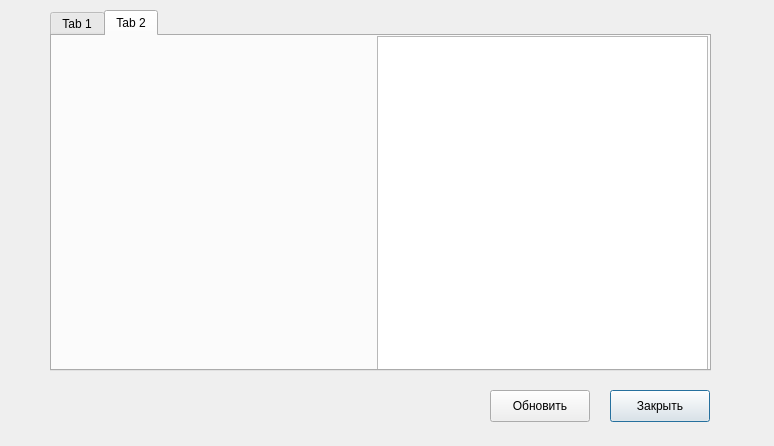
Old version of the form app/TourismApp/adminwindow.ui in the repository NousNous111/tourism_app.
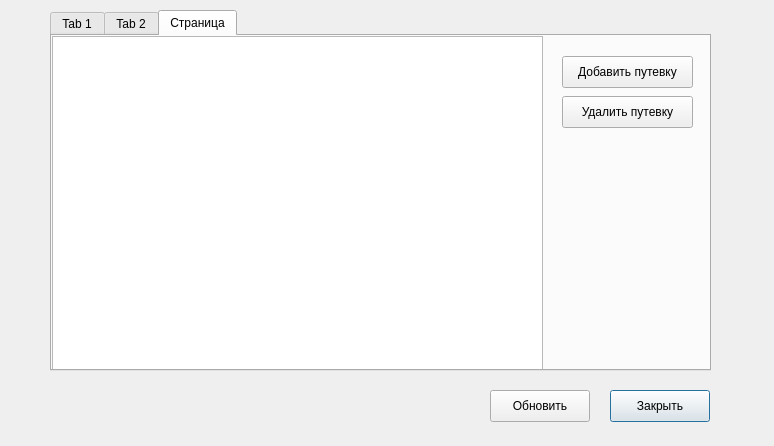
New version of the form.

Commit message: Add package deletion for admin

Diff of the .ui file:
```diff
--- a/app/TourismApp/adminwindow.ui
+++ b/app/TourismApp/adminwindow.ui
@@ -36,7 +36,7 @@
     </rect>
    </property>
    <property name="currentIndex">
-    <number>1</number>
+    <number>2</number>
    </property>
    <widget class="QWidget" name="Clients">
     <attribute name="title">
@@ -68,6 +68,47 @@
      </property>
     </widget>
    </widget>
+   <widget class="QWidget" name="tab">
+    <attribute name="title">
+     <string>Страница</string>
+    </attribute>
+    <widget class="QTableView" name="packagesTableView">
+     <property name="geometry">
+      <rect>
+       <x>0</x>
+       <y>0</y>
+       <width>491</width>
+       <height>341</height>
+      </rect>
+     </property>
+    </widget>
+    <widget class="QPushButton" name="addPackageButton">
+     <property name="geometry">
+      <rect>
+       <x>510</x>
+       <y>20</y>
+       <width>131</width>
+       <height>32</height>
+      </rect>
+     </property>
+     <property name="text">
+      <string>Добавить путевку</string>
+     </property>
+    </widget>
+    <widget class="QPushButton" name="deletePackageButton">
+     <property name="geometry">
+      <rect>
+       <x>510</x>
+       <y>60</y>
+       <width>131</width>
+       <height>32</height>
+      </rect>
+     </property>
+     <property name="text">
+      <string>Удалить путевку</string>
+     </property>
+    </widget>
+   </widget>
   </widget>
   <widget class="QPushButton" name="refreshButton">
    <property name="geometry">
```
The commit also changes 4 other files.
